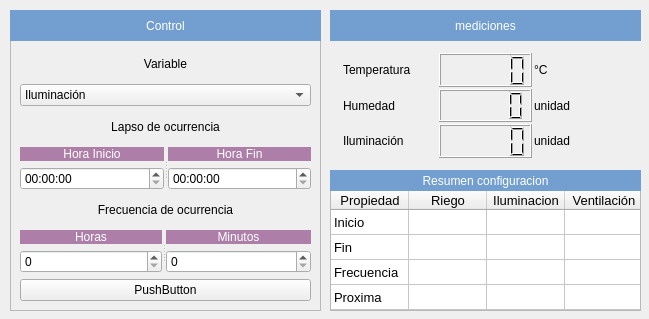
The window that germinador_semilla/Interfaz_grafica/Interfaz_grafica.ui (joaramirezra/Fitotron) describes before a commit, drawn with Qt 5.
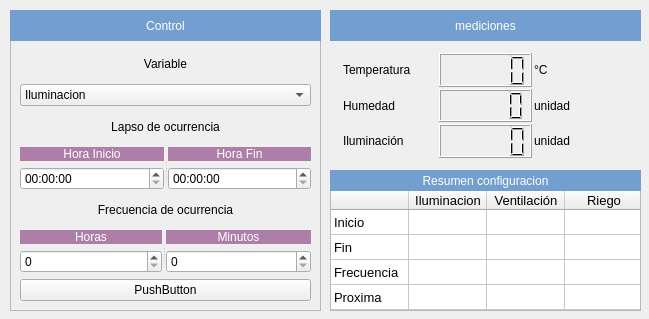
The same window after the commit.

```diff
--- a/germinador_semilla/Interfaz_grafica/Interfaz_grafica.ui
+++ b/germinador_semilla/Interfaz_grafica/Interfaz_grafica.ui
@@ -79,7 +79,7 @@
         </property>
         <item>
          <property name="text">
-          <string>Iluminación</string>
+          <string>Iluminacion</string>
          </property>
         </item>
         <item>
@@ -290,12 +290,7 @@
     </row>
     <column>
      <property name="text">
-      <string>Propiedad</string>
-     </property>
-    </column>
-    <column>
-     <property name="text">
-      <string>Riego</string>
+      <string> </string>
      </property>
     </column>
     <column>
@@ -308,26 +303,91 @@
       <string>Ventilación</string>
      </property>
     </column>
+    <column>
+     <property name="text">
+      <string>Riego</string>
+     </property>
+    </column>
     <item row="0" column="0">
      <property name="text">
       <string>Inicio</string>
      </property>
     </item>
+    <item row="0" column="1">
+     <property name="text">
+      <string> </string>
+     </property>
+    </item>
+    <item row="0" column="2">
+     <property name="text">
+      <string> </string>
+     </property>
+    </item>
+    <item row="0" column="3">
+     <property name="text">
+      <string> </string>
+     </property>
+    </item>
     <item row="1" column="0">
      <property name="text">
       <string>Fin</string>
      </property>
     </item>
+    <item row="1" column="1">
+     <property name="text">
+      <string> </string>
+     </property>
+    </item>
+    <item row="1" column="2">
+     <property name="text">
+      <string> </string>
+     </property>
+    </item>
+    <item row="1" column="3">
+     <property name="text">
+      <string> </string>
+     </property>
+    </item>
     <item row="2" column="0">
      <property name="text">
       <string>Frecuencia</string>
      </property>
     </item>
+    <item row="2" column="1">
+     <property name="text">
+      <string> </string>
+     </property>
+    </item>
+    <item row="2" column="2">
+     <property name="text">
+      <string> </string>
+     </property>
+    </item>
+    <item row="2" column="3">
+     <property name="text">
+      <string> </string>
+     </property>
+    </item>
     <item row="3" column="0">
      <property name="text">
       <string>Proxima</string>
      </property>
     </item>
+    <item row="3" column="1">
+     <property name="text">
+      <string> </string>
+     </property>
+    </item>
+    <item row="3" column="2">
+     <property name="text">
+      <string> </string>
+     </property>
+    </item>
+    <item row="3" column="3">
+     <property name="text">
+      <string> </string>
+     </property>
+    </item>
    </widget>
    <widget class="QLabel" name="Label_medicion">
     <property name="geometry">
```
Left out of the diff: 2 changed lines with no effect on the pictures.
